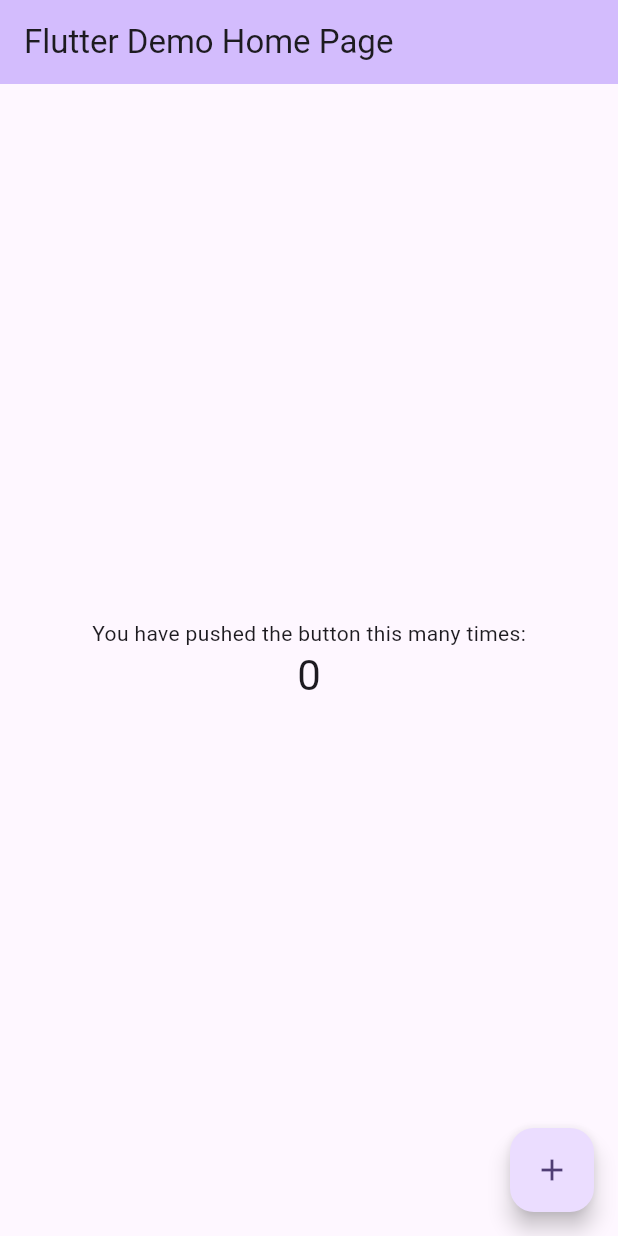
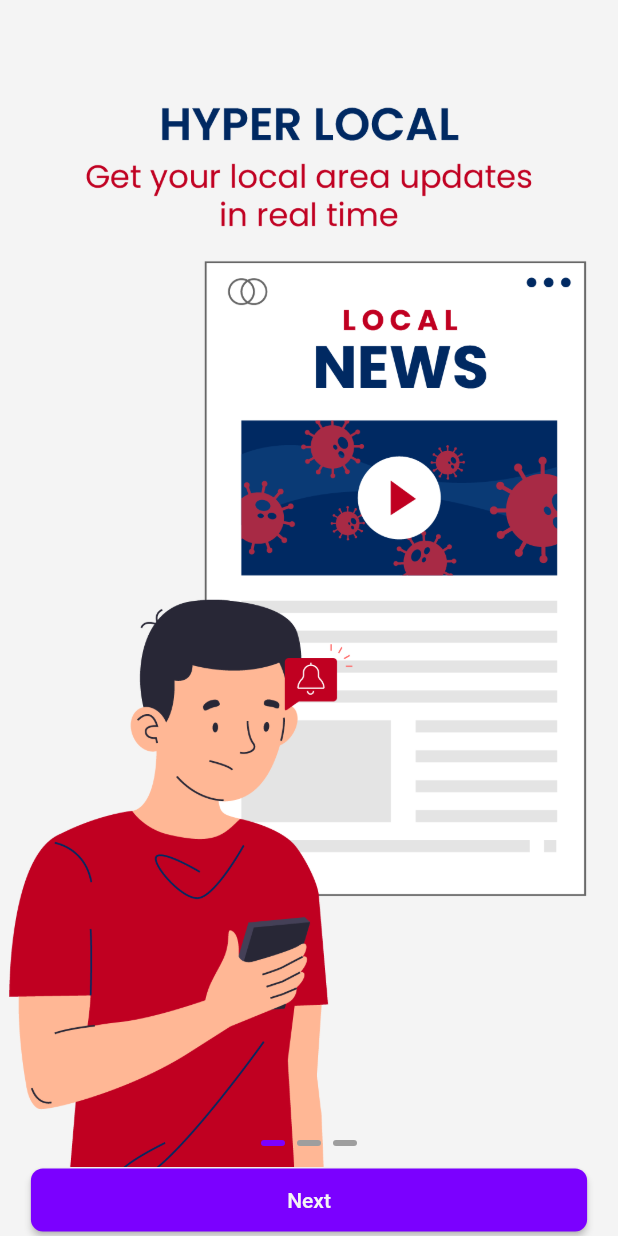
Before and after one commit to PrerakGada/EatEasy, a Flutter app: the screen it shows after launch, on a phone screen of 412 x 824 dp. Run offline on Flutter 3.47's test engine with Material 2 defaults, Android fonts, the phone set to English and light mode, and no system bars; drawn by our look-alikes of smooth_page_indicator; our stand-ins replace curved_navigation_bar.

Commit message:
Added Theme, Packages, SplashScreen, OnboardingScreen, Dashboard

```diff
--- /dev/null
+++ b/lib/Theme/app_colors.dart
@@ -0,0 +1,12 @@
+import 'dart:ui';
+
+abstract class AppColors {
+  static const primary = Color(0xff7b00ff);
+  static const primaryAccent = Color(0xffdbabff);
+  static const secondary = Color(0xff002962);
+  static const black = Color(0xFF121212);
+  static const greyDark = Color(0xFF212121);
+  static const grey = Color(0xFF535353);
+  static const greyLight = Color(0xFFb3b3b3);
+  static const white = Color(0xFFf4f4f4);
+}
--- /dev/null
+++ b/lib/Theme/dark_theme.dart
@@ -0,0 +1,29 @@
+import 'package:flutter/material.dart';
+import 'package:flutter/services.dart';
+
+import 'app_colors.dart';
+import 'typography.dart';
+
+// ignore: non_constant_identifier_names
+ThemeData dark_theme() => ThemeData(
+      primaryColor: AppColors.primary,
+      primaryColorLight: AppColors.primaryAccent,
+      appBarTheme: const AppBarTheme(
+        color: AppColors.primary,
+        systemOverlayStyle: SystemUiOverlayStyle(
+          systemStatusBarContrastEnforced: true,
+          statusBarColor: AppColors.white,
+          statusBarIconBrightness: Brightness.dark, // For Android (dark icons)
+          statusBarBrightness: Brightness.dark, // For iOS (dark icons)
+        ),
+      ),
+      brightness: Brightness.dark,
+      visualDensity: VisualDensity.adaptivePlatformDensity,
+      textTheme: const TextTheme().apply(
+        bodyColor: AppColors.greyLight,
+        displayColor: AppColors.white,
+      ),
+      scaffoldBackgroundColor: AppColors.greyDark,
+      primaryTextTheme: textTheme,
+      iconTheme: const IconThemeData(color: AppColors.greyLight), colorScheme: const ColorScheme.dark().copyWith(background: AppColors.black),
+    );
--- /dev/null
+++ b/lib/Theme/light_theme.dart
@@ -0,0 +1,22 @@
+import 'package:flutter/material.dart';
+import 'package:flutter/services.dart';
+
+import 'app_colors.dart';
+import 'typography.dart';
+
+// ignore: non_constant_identifier_names
+ThemeData light_theme() => ThemeData(
+      appBarTheme: const AppBarTheme(systemOverlayStyle: SystemUiOverlayStyle(
+            systemStatusBarContrastEnforced: true,
+            statusBarColor: AppColors.white,
+            statusBarIconBrightness: Brightness.dark, // For Android (dark icons)
+            statusBarBrightness: Brightness.dark, // For iOS (dark icons)
+      ),),
+      brightness: Brightness.light,
+      visualDensity: VisualDensity.adaptivePlatformDensity,
+      textTheme: const TextTheme(),
+      primaryTextTheme: textTheme,
+      backgroundColor: AppColors.white,
+      scaffoldBackgroundColor: AppColors.white,
+      iconTheme: const IconThemeData(color: AppColors.greyDark),
+    );
--- a/lib/main.dart
+++ b/lib/main.dart
@@ -1,125 +1,31 @@
 import 'package:flutter/material.dart';
 
-void main() {
+import 'Theme/dark_theme.dart';
+import 'Theme/light_theme.dart';
+
+import 'screens/dashboard_screen.dart';
+import 'screens/onboarding_screen.dart';
+
+Future<void> main() async {
+  WidgetsFlutterBinding.ensureInitialized();
   runApp(const MyApp());
 }
 
 class MyApp extends StatelessWidget {
   const MyApp({super.key});
 
-  // This widget is the root of your application.
   @override
   Widget build(BuildContext context) {
     return MaterialApp(
-      title: 'Flutter Demo',
-      theme: ThemeData(
-        // This is the theme of your application.
-        //
-        // TRY THIS: Try running your application with "flutter run". You'll see
-        // the application has a blue toolbar. Then, without quitting the app,
-        // try changing the seedColor in the colorScheme below to Colors.green
-        // and then invoke "hot reload" (save your changes or press the "hot
-        // reload" button in a Flutter-supported IDE, or press "r" if you used
-        // the command line to start the app).
-        //
-        // Notice that the counter didn't reset back to zero; the application
-        // state is not lost during the reload. To reset the state, use hot
-        // restart instead.
-        //
-        // This works for code too, not just values: Most code changes can be
-        // tested with just a hot reload.
-        colorScheme: ColorScheme.fromSeed(seedColor: Colors.deepPurple),
-        useMaterial3: true,
-      ),
-      home: const MyHomePage(title: 'Flutter Demo Home Page'),
+      theme: light_theme(),
+      darkTheme: dark_theme(),
+      themeMode: ThemeMode.light,
+      debugShowCheckedModeBanner: false,
+      initialRoute: SplashScreen.id,
+      routes: {
+        SplashScreen.id: (context) => const SplashScreen(),
+        Dashboard.id: (context) => Dashboard(),
+      },
     );
   }
 }
-
-class MyHomePage extends StatefulWidget {
-  const MyHomePage({super.key, required this.title});
-
-  // This widget is the home page of your application. It is stateful, meaning
-  // that it has a State object (defined below) that contains fields that affect
-  // how it looks.
-
-  // This class is the configuration for the state. It holds the values (in this
-  // case the title) provided by the parent (in this case the App widget) and
-  // used by the build method of the State. Fields in a Widget subclass are
-  // always marked "final".
-
-  final String title;
-
-  @override
-  State<MyHomePage> createState() => _MyHomePageState();
-}
-
-class _MyHomePageState extends State<MyHomePage> {
-  int _counter = 0;
-
-  void _incrementCounter() {
-    setState(() {
-      // This call to setState tells the Flutter framework that something has
-      // changed in this State, which causes it to rerun the build method below
-      // so that the display can reflect the updated values. If we changed
-      // _counter without calling setState(), then the build method would not be
-      // called again, and so nothing would appear to happen.
-      _counter++;
-    });
-  }
-
-  @override
-  Widget build(BuildContext context) {
-    // This method is rerun every time setState is called, for instance as done
-    // by the _incrementCounter method above.
-    //
-    // The Flutter framework has been optimized to make rerunning build methods
-    // fast, so that you can just rebuild anything that needs updating rather
-    // than having to individually change instances of widgets.
-    return Scaffold(
-      appBar: AppBar(
-        // TRY THIS: Try changing the color here to a specific color (to
-        // Colors.amber, perhaps?) and trigger a hot reload to see the AppBar
-        // change color while the other colors stay the same.
-        backgroundColor: Theme.of(context).colorScheme.inversePrimary,
-        // Here we take the value from the MyHomePage object that was created by
-        // the App.build method, and use it to set our appbar title.
-        title: Text(widget.title),
-      ),
-      body: Center(
-        // Center is a layout widget. It takes a single child and positions it
-        // in the middle of the parent.
-        child: Column(
-          // Column is also a layout widget. It takes a list of children and
-          // arranges them vertically. By default, it sizes itself to fit its
-          // children horizontally, and tries to be as tall as its parent.
-          //
-          // Column has various properties to control how it sizes itself and
-          // how it positions its children. Here we use mainAxisAlignment to
-          // center the children vertically; the main axis here is the vertical
-          // axis because Columns are vertical (the cross axis would be
-          // horizontal).
-          //
-          // TRY THIS: Invoke "debug painting" (choose the "Toggle Debug Paint"
-          // action in the IDE, or press "p" in the console), to see the
-          // wireframe for each widget.
-          mainAxisAlignment: MainAxisAlignment.center,
-          children: <Widget>[
-            const Text(
-              'You have pushed the button this many times:',
-            ),
-            Text(
-              '$_counter',
-              style: Theme.of(context).textTheme.headlineMedium,
-            ),
-          ],
-        ),
-      ),
-      floatingActionButton: FloatingActionButton(
-        onPressed: _incrementCounter,
-        tooltip: 'Increment',
-        child: const Icon(Icons.add),
-      ), // This trailing comma makes auto-formatting nicer for build methods.
-    );
-  }
-}
--- /dev/null
+++ b/lib/screens/onboarding_screen.dart
@@ -0,0 +1,161 @@
+import 'dart:async';
+
+import 'package:flutter/material.dart';
+import 'package:smooth_page_indicator/smooth_page_indicator.dart';
+
+import '../Theme/app_colors.dart';
+import 'dashboard_screen.dart';
+
+class SplashScreen extends StatefulWidget {
+  static const String id = 'splashscreen';
+
+  const SplashScreen({Key? key}) : super(key: key);
+
+  @override
+  _SplashScreenState createState() => _SplashScreenState();
+}
+
+class _SplashScreenState extends State<SplashScreen>
+    with SingleTickerProviderStateMixin {
+  late AnimationController _animationController;
+  late Animation<double> _animation;
+
+  @override
+  void initState() {
+    _animationController = AnimationController(
+        vsync: this, duration: const Duration(milliseconds: 1000));
+    _animation = CurvedAnimation(
+        parent: _animationController,
+        curve: Curves.bounceOut,
+        reverseCurve: Curves.bounceIn);
+    _animationController.forward();
+    super.initState();
+    Timer(
+      const Duration(seconds: 2),
+      () => Navigator.pushReplacement(
+        context,
+        PageRouteBuilder(
+          pageBuilder: (_, __, ___) => const OnboardingScreen(),
+          transitionDuration: const Duration(milliseconds: 300),
+          transitionsBuilder: (_, a, __, c) =>
+              FadeTransition(opacity: a, child: c),
+        ),
+      ),
+    );
+  }
+
+  @override
+  void dispose() {
+    _animationController.dispose();
+    super.dispose();
+  }
+
+  @override
+  Widget build(BuildContext context) {
+    return Scaffold(
+      // backgroundColor: Color(0xFFE81667),
+      body: Center(
+        child: ScaleTransition(
+          scale: _animation,
+          child: const Image(
+              image: AssetImage(
+                'assets/logo.png',
+              ),
+              height: 280,
+              width: 200),
+        ),
+      ),
+    );
+  }
+}
+
+class OnboardingScreen extends StatefulWidget {
+  const OnboardingScreen({Key? key}) : super(key: key);
+
+  @override
+  State<OnboardingScreen> createState() => _OnboardingScreenState();
+}
+
+class _OnboardingScreenState extends State<OnboardingScreen> {
+  final PageController _pageController = PageController();
+  double currentPage = 0;
+
+  @override
+  void initState() {
+    _pageController.addListener(() {
+      setState(() {
+        currentPage = _pageController.page!;
+      });
+    });
+    super.initState();
+  }
+
+  @override
+  Widget build(BuildContext context) {
+    return Scaffold(
+      body: SafeArea(
+        child: Stack(
+          children: [
+            PageView(
+              controller: _pageController,
+              children: [
+                Center(child: Image.asset('assets/Onboarding1.png')),
+                Center(child: Image.asset('assets/Onboarding2.png')),
+                Center(child: Image.asset('assets/Onboarding3.png')),
+              ],
+            ),
+            Positioned(
+              // alignment: Alignment.center,
+              bottom: 60,
+              left: MediaQuery.of(context).size.width * 0.5 - 32,
+              child: SmoothPageIndicator(
+                count: 3,
+                controller: _pageController,
+                effect: const WormEffect(
+                  dotWidth: 16,
+                  dotHeight: 4,
+                  activeDotColor: AppColors.primary,
+                ),
+              ),
+            ),
+            Align(
+              alignment: Alignment.bottomCenter,
+              child: MaterialButton(
+                height: 42,
+                minWidth: MediaQuery.of(context).size.width * 0.9,
+                color: AppColors.primary,
+                shape: RoundedRectangleBorder(
+                  borderRadius: BorderRadius.circular(8),
+                ),
+                onPressed: () {
+                  setState(() {
+                    currentPage != 2
+                        ? _pageController.nextPage(
+                            duration: const Duration(milliseconds: 200),
+                            curve: Curves.easeIn,
+                          )
+                        : Navigator.pushReplacement(
+                            context,
+                            PageRouteBuilder(
+                              pageBuilder: (_, __, ___) => Dashboard(),
+                              transitionDuration:
+                                  const Duration(milliseconds: 300),
+                              transitionsBuilder: (_, a, __, c) =>
+                                  FadeTransition(opacity: a, child: c),
+                            ),
+                          );
+                  });
+                },
+                child: currentPage != 2
+                    ? const Text('Next',
+                        style: TextStyle(color: AppColors.white))
+                    : const Text('Get Started',
+                        style: TextStyle(color: AppColors.white)),
+              ),
+            ),
+          ],
+        ),
+      ),
+    );
+  }
+}
```
Also changed, not shown: lib/Theme/typography.dart (added, +11 -0 lines), lib/screens/dashboard_screen.dart (added, +42 -0 lines), pubspec.yaml (+10 -4 lines), assets/Onboarding1.png (added), assets/Onboarding2.png (added), assets/Onboarding3.png (added), assets/logo.png (added), pubspec.lock, 10 other files.
